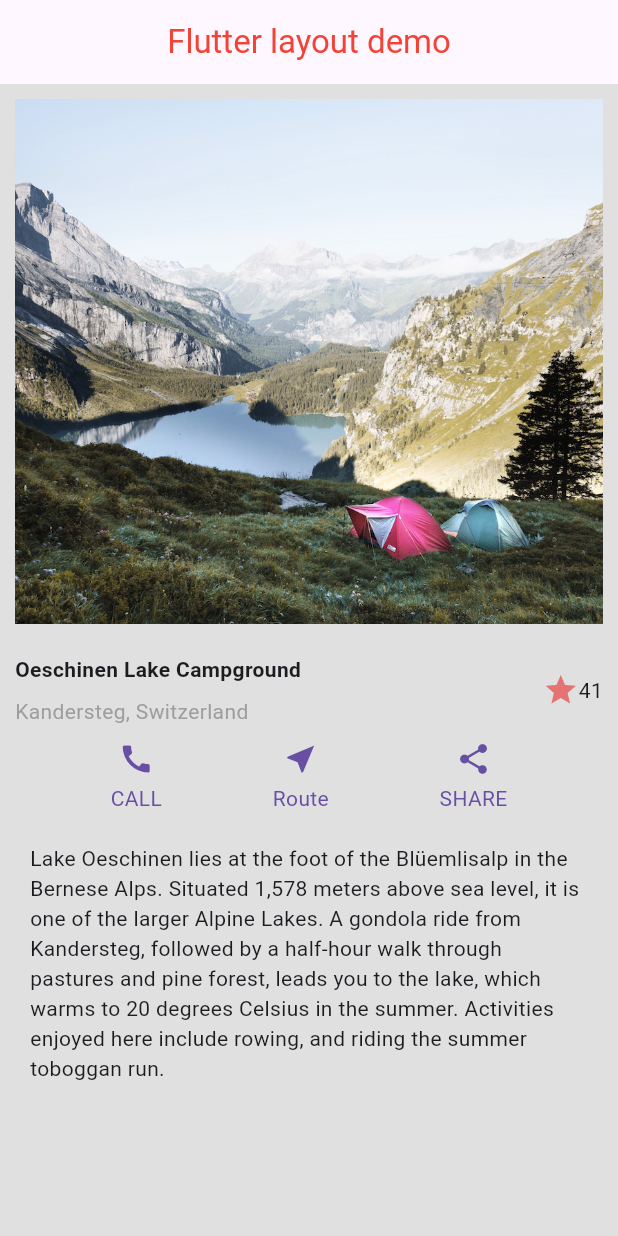
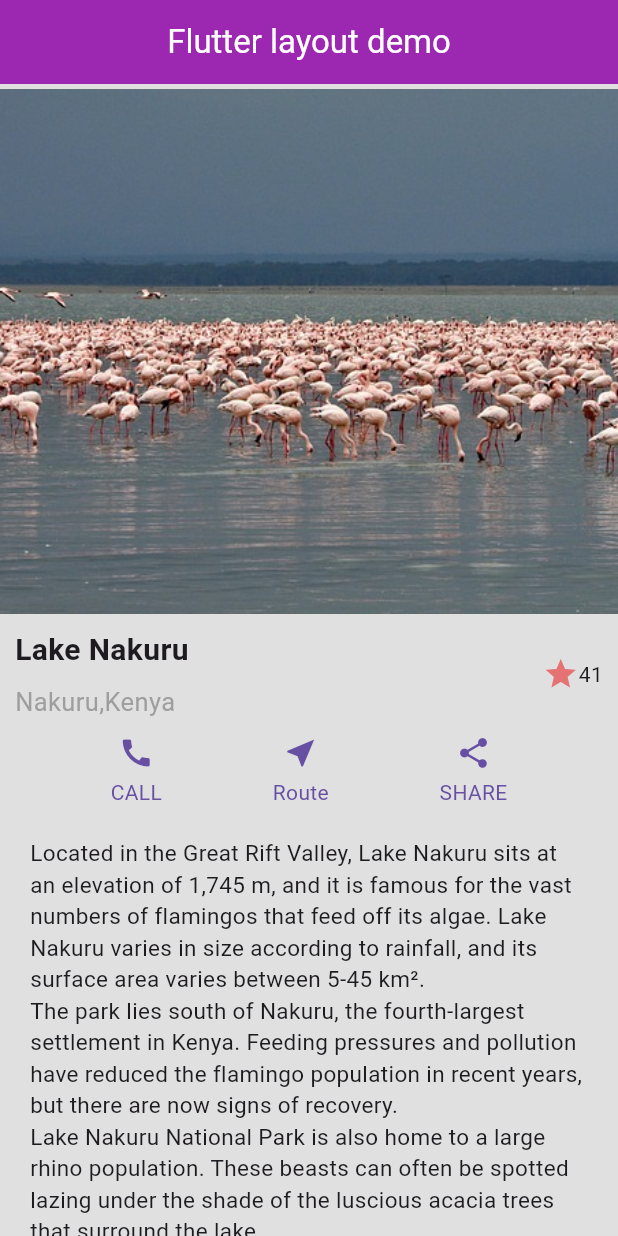
Before and after one commit to Majok-Bol/layout_demo, a Flutter app: the screen it shows after launch, on a phone screen of 412 x 824 dp. Run offline on Flutter 3.47's test engine with Material 3 defaults, Android fonts, the phone set to English and light mode, and no system bars.

```diff
--- a/lib/main.dart
+++ b/lib/main.dart
@@ -12,15 +12,11 @@ class MyApp extends StatelessWidget{
       debugShowCheckedModeBanner: false,
       title: appTitle,
       home: Scaffold(
-        appBar:AppBar(title:const Text(appTitle,style: TextStyle(color: Colors.red),),centerTitle: true,),
+        appBar:AppBar(title:const Text(appTitle,style: TextStyle(color: Colors.white),),centerTitle: true,backgroundColor: Colors.purple,),
         backgroundColor:Colors.grey[300],
-        body:const SingleChildScrollView(child: Column(children: [ImageSection(image: 'assets/images/lake.jpg'),TitleSection(name: "Oeschinen Lake Campground", location:"Kandersteg, Switzerland"),ButtonSection(),TextSection(description:'Lake Oeschinen lies at the foot of the Blüemlisalp in the '
-            'Bernese Alps. Situated 1,578 meters above sea level, it '
-            'is one of the larger Alpine Lakes. A gondola ride from '
-            'Kandersteg, followed by a half-hour walk through pastures '
-            'and pine forest, leads you to the lake, which warms to 20 '
-            'degrees Celsius in the summer. Activities enjoyed here '
-            'include rowing, and riding the summer toboggan run.')],),),
+        body:const SingleChildScrollView(child: Column(children: [
+          ImageSection(image: 'assets/images/lake2.jpg'),
+          TitleSection(name: "Lake Nakuru", location:'Nakuru,Kenya'),ButtonSection(),TextSection(description:'Located in the Great Rift Valley, Lake Nakuru sits at an elevation of 1,745 m, and it is famous for the vast numbers of flamingos that feed off its algae. Lake Nakuru varies in size according to rainfall, and its surface area varies between 5-45 km².\nThe park lies south of Nakuru, the fourth-largest settlement in Kenya. Feeding pressures and pollution have reduced the flamingo population in recent years, but there are now signs of recovery.\nLake Nakuru National Park is also home to a large rhino population. These beasts can often be spotted lazing under the shade of the luscious acacia trees that surround the lake.\nSurrounded by waterfalls, cliffs, and forests, the lake is a vital water source for zebra, buffalo, and the endangered Rothschild giraffe.')],),),
       ),
     );
   }
@@ -39,8 +35,8 @@ class TitleSection extends StatelessWidget{
         Expanded(child: Column(
           crossAxisAlignment: CrossAxisAlignment.start,
           children: [
-            Padding(padding: const EdgeInsets.only(bottom: 8),child: Text(name,style: const TextStyle(fontWeight: FontWeight.bold),),),
-            Text(location,style: TextStyle(color: Colors.grey[500]),),
+            Padding(padding: const EdgeInsets.only(bottom: 8),child: Text(name,style: const TextStyle(fontWeight: FontWeight.bold,fontSize: 20),),),
+            Text(location,style: TextStyle(color: Colors.grey[500],fontSize: 17),),
 
           ],
         )),
@@ -81,7 +77,7 @@ class TextSection extends StatelessWidget{
   @override
   Widget build(BuildContext context){
     return Padding(padding: EdgeInsets.all(20),
-      child: Text(description,softWrap: true,),
+      child: Text(description,softWrap: true,style: TextStyle(fontSize: 15),),
 
 
     );
@@ -93,7 +89,7 @@ class ImageSection extends StatelessWidget{
   final String image;
   @override
   Widget build(BuildContext context){
-    return Padding(padding: EdgeInsets.all(10),child: Image.asset(image,width: 600,height: 350,fit: BoxFit.cover,));
+    return Padding(padding: EdgeInsets.only(top: 3),child: Image.asset(image,width: 600,height: 350,fit: BoxFit.cover,));
   }
 }
 //button with text class widget
@@ -115,7 +111,7 @@ class ButtonWithText extends StatelessWidget{
       children: [
         Icon(icon,color: color,),
         Padding(padding: EdgeInsets.only(top:4),
-          child: Text(label,style: TextStyle(fontWeight:FontWeight.w400,color: color),),
+          child: Text(label,style: TextStyle(fontWeight:FontWeight.w400,color: color,),),
 
         ),
       ],
--- a/pubspec.yaml
+++ b/pubspec.yaml
@@ -59,7 +59,7 @@ flutter:
 
   # To add assets to your application, add an assets section, like this:
   assets:
-     - assets/images/lake.jpg
+     - assets/images/lake2.jpg
 
 
   # An image asset can refer to one or more resolution-specific "variants", see
```
Also changed, not shown: assets/images/lake.jpg (deleted), assets/images/lake2.jpg (added).
